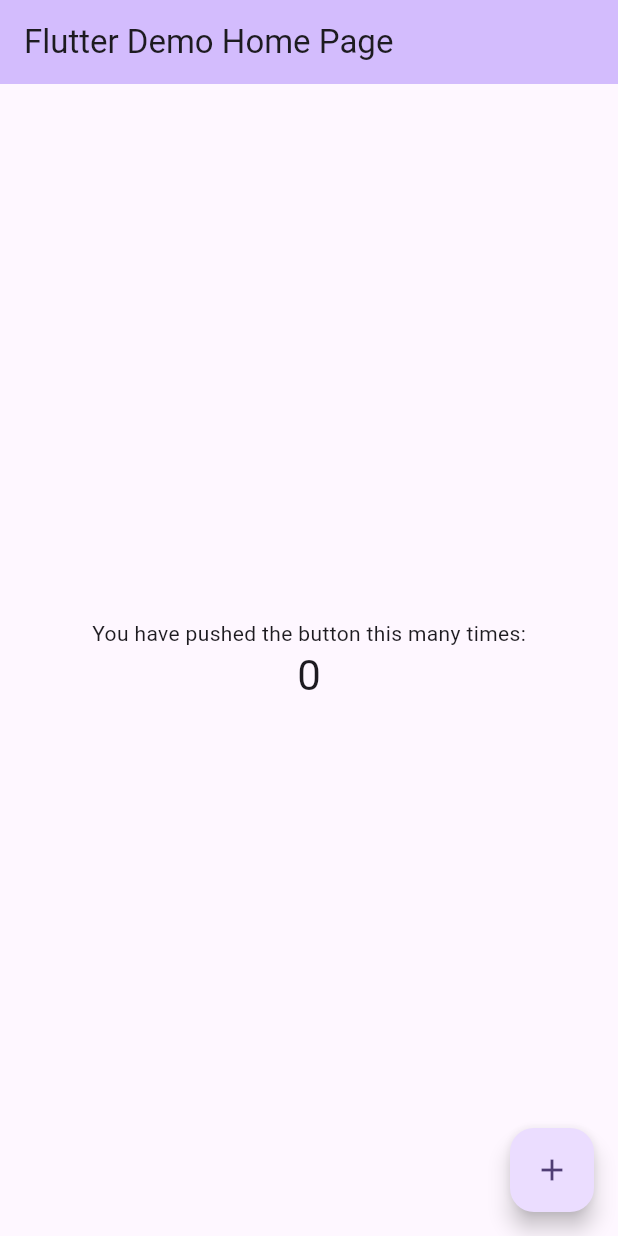
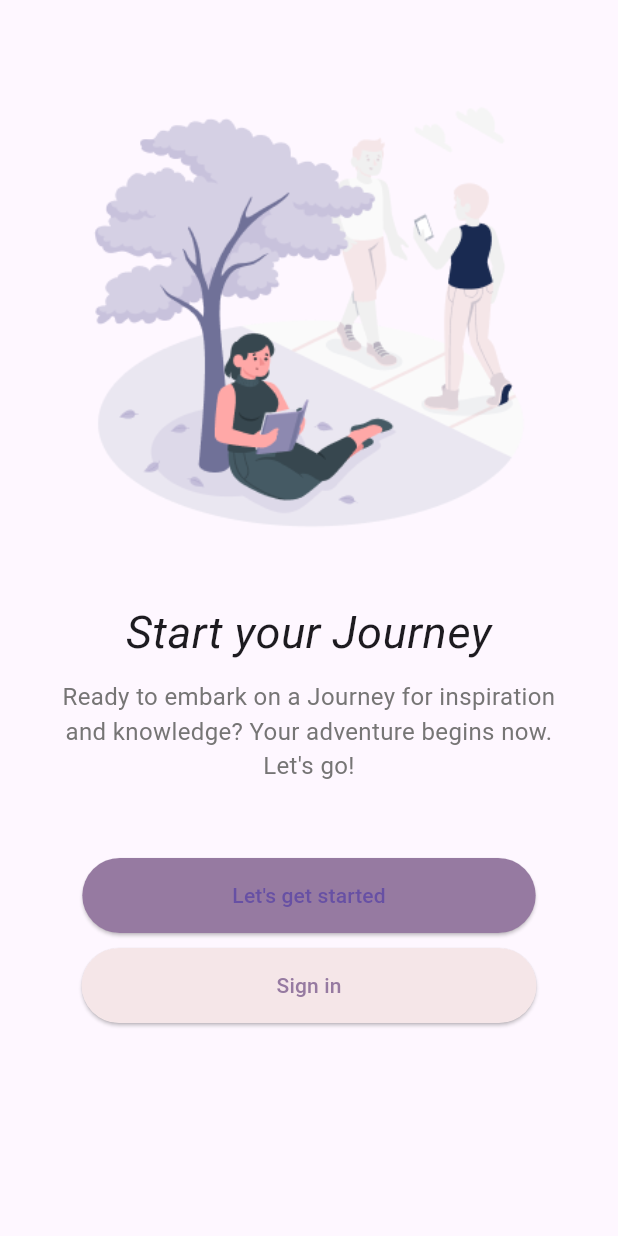
Before and after one commit to Raghad1M/Group5-CS392-project, a Flutter app: the screen it shows after launch, on a phone screen of 412 x 824 dp. Run offline on Flutter 3.47's test engine with Material 3 defaults, Android fonts, the phone set to English and light mode, and no system bars.

Commit message:
main page + app's icon

```diff
--- a/Project/sdd/lib/main.dart
+++ b/Project/sdd/lib/main.dart
@@ -10,116 +10,77 @@ class MyApp extends StatelessWidget {
   // This widget is the root of your application.
   @override
   Widget build(BuildContext context) {
-    return MaterialApp(
-      title: 'Flutter Demo',
-      theme: ThemeData(
-        // This is the theme of your application.
-        //
-        // TRY THIS: Try running your application with "flutter run". You'll see
-        // the application has a blue toolbar. Then, without quitting the app,
-        // try changing the seedColor in the colorScheme below to Colors.green
-        // and then invoke "hot reload" (save your changes or press the "hot
-        // reload" button in a Flutter-supported IDE, or press "r" if you used
-        // the command line to start the app).
-        //
-        // Notice that the counter didn't reset back to zero; the application
-        // state is not lost during the reload. To reset the state, use hot
-        // restart instead.
-        //
-        // This works for code too, not just values: Most code changes can be
-        // tested with just a hot reload.
-        colorScheme: ColorScheme.fromSeed(seedColor: Colors.deepPurple),
-        useMaterial3: true,
-      ),
-      home: const MyHomePage(title: 'Flutter Demo Home Page'),
+    return const MaterialApp(
+      debugShowCheckedModeBanner: false,
+      home: FirstPage(),
       );
       }
       }
-
-class MyHomePage extends StatefulWidget {
-  const MyHomePage({super.key, required this.title});
-
-  // This widget is the home page of your application. It is stateful, meaning
-  // that it has a State object (defined below) that contains fields that affect
-  // how it looks.
-
-  // This class is the configuration for the state. It holds the values (in this
-  // case the title) provided by the parent (in this case the App widget) and
-  // used by the build method of the State. Fields in a Widget subclass are
-  // always marked "final".
-
-  final String title;
-
-  @override
-  State<MyHomePage> createState() => _MyHomePageState();
-}
-
-class _MyHomePageState extends State<MyHomePage> {
-  int _counter = 0;
-
-  void _incrementCounter() {
-    setState(() {
-      // This call to setState tells the Flutter framework that something has
-      // changed in this State, which causes it to rerun the build method below
-      // so that the display can reflect the updated values. If we changed
-      // _counter without calling setState(), then the build method would not be
-      // called again, and so nothing would appear to happen.
-      _counter++;
-    });
-  }
+class FirstPage extends StatelessWidget {
+  const FirstPage({Key? key}) : super(key: key);
 
   @override
   Widget build(BuildContext context) {
-    // This method is rerun every time setState is called, for instance as done
-    // by the _incrementCounter method above.
-    //
-    // The Flutter framework has been optimized to make rerunning build methods
-    // fast, so that you can just rebuild anything that needs updating rather
-    // than having to individually change instances of widgets.
     return Scaffold(
-      appBar: AppBar(
-        // TRY THIS: Try changing the color here to a specific color (to
-        // Colors.amber, perhaps?) and trigger a hot reload to see the AppBar
-        // change color while the other colors stay the same.
-        backgroundColor: Theme.of(context).colorScheme.inversePrimary,
-        // Here we take the value from the MyHomePage object that was created by
-        // the App.build method, and use it to set our appbar title.
-        title: Text(widget.title),
+      body: Center(
+        child: Padding(
+          padding: const EdgeInsets.all(20.0),
+          child: Column(
+            mainAxisAlignment: MainAxisAlignment.start,
+            mainAxisSize: MainAxisSize.max,
+            children: [
+              Image.asset(
+                'images/FirstPage.png',
+                height: 380,
+                width: 300,
               ),
-      body: Center(
-        // Center is a layout widget. It takes a single child and positions it
-        // in the middle of the parent.
+              Expanded(
+                child: Padding(
+                  padding: const EdgeInsets.symmetric(horizontal: 20.0),
                   child: Column(
-          // Column is also a layout widget. It takes a list of children and
-          // arranges them vertically. By default, it sizes itself to fit its
-          // children horizontally, and tries to be as tall as its parent.
-          //
-          // Column has various properties to control how it sizes itself and
-          // how it positions its children. Here we use mainAxisAlignment to
-          // center the children vertically; the main axis here is the vertical
-          // axis because Columns are vertical (the cross axis would be
-          // horizontal).
-          //
-          // TRY THIS: Invoke "debug painting" (choose the "Toggle Debug Paint"
-          // action in the IDE, or press "p" in the console), to see the
-          // wireframe for each widget.
-          mainAxisAlignment: MainAxisAlignment.center,
-          children: <Widget>[
+                    children: [
+                      const Text('Start your Journey ',
+                      textAlign: TextAlign.center,
+                      style:TextStyle(
+                        fontSize: 30,
+                        fontStyle: FontStyle.italic
+                      ) ,),
+                      const SizedBox(height: 10),
                       const Text(
-              'You have pushed the button this many times:',
+                        'Ready to embark on a Journey for inspiration and knowledge? Your adventure begins now. Let\'s go!',
+                        textAlign: TextAlign.center,
+                        style: TextStyle(
+                          fontSize: 16,
+                          color: Color.fromARGB(255, 118, 117, 117) // Adjust the font size as needed
                         ),
-            Text(
-              '$_counter',
-              style: Theme.of(context).textTheme.headlineMedium,
+                      ),
+                      const SizedBox(height: 50), // Add space between the text and button
+                      ElevatedButton(
+                        onPressed: () {},
+                        style: ElevatedButton.styleFrom(
+                          backgroundColor: const Color.fromARGB(255, 150, 122, 161),
+                          padding: const EdgeInsets.symmetric(horizontal: 100, vertical: 15), // Adjust button padding
+                        ),
+                        child: const Text('Let\'s get started'),
+                      ),
+                          const SizedBox(height: 10),
+                        ElevatedButton(
+                        onPressed: () {},
+                        style: ElevatedButton.styleFrom(
+                          backgroundColor:const Color.fromARGB(255, 245, 230, 232),
+                          foregroundColor: const Color.fromARGB(255, 150, 122, 161),
+                          padding: const EdgeInsets.symmetric(horizontal: 130, vertical: 15), // Adjust button padding
+                        ),
+                        child: const Text('Sign in'),
                       ),
                     ],
                   ),
                 ),
-      floatingActionButton: FloatingActionButton(
-        onPressed: _incrementCounter,
-        tooltip: 'Increment',
-        child: const Icon(Icons.add),
-      ), // This trailing comma makes auto-formatting nicer for build methods.
+              ),
+            ],
+          ),
+        ),
+      ),
     );
   }
 }
```
Also changed, not shown: Project/sdd/pubspec.yaml (+24 -5 lines), Project/sdd/images/FirstPage.png (added), Project/sdd/images/logo.png (added), Project/sdd/pubspec.lock, 47 other files. Lines whose indentation alone changed are shown as unchanged.
